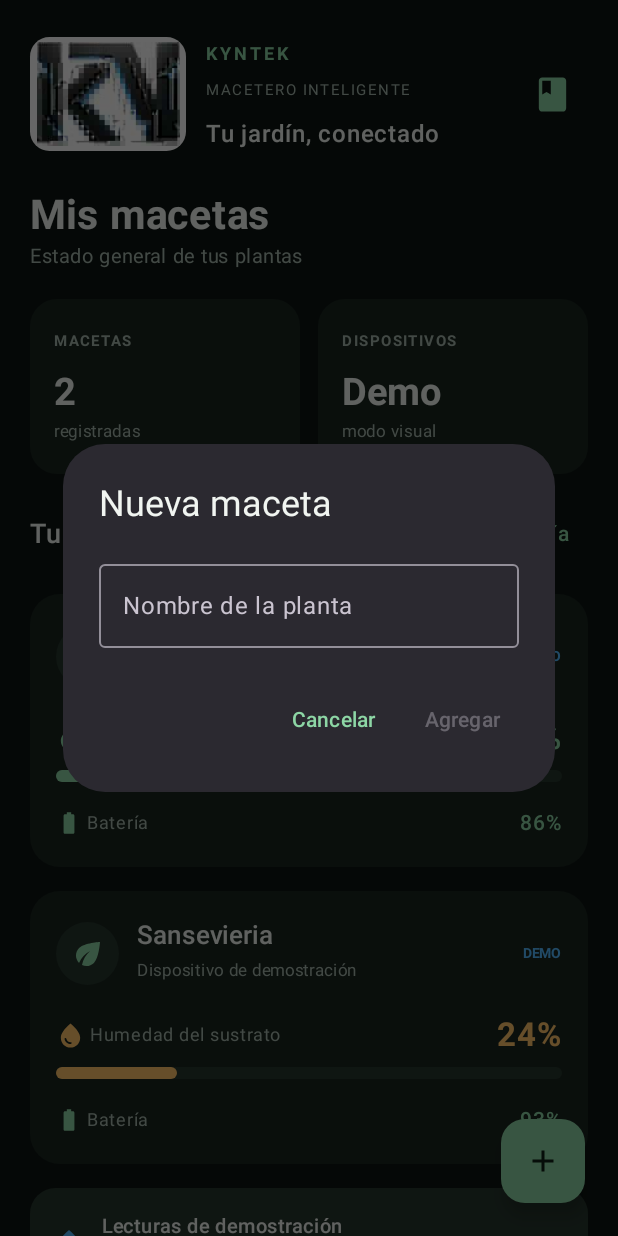
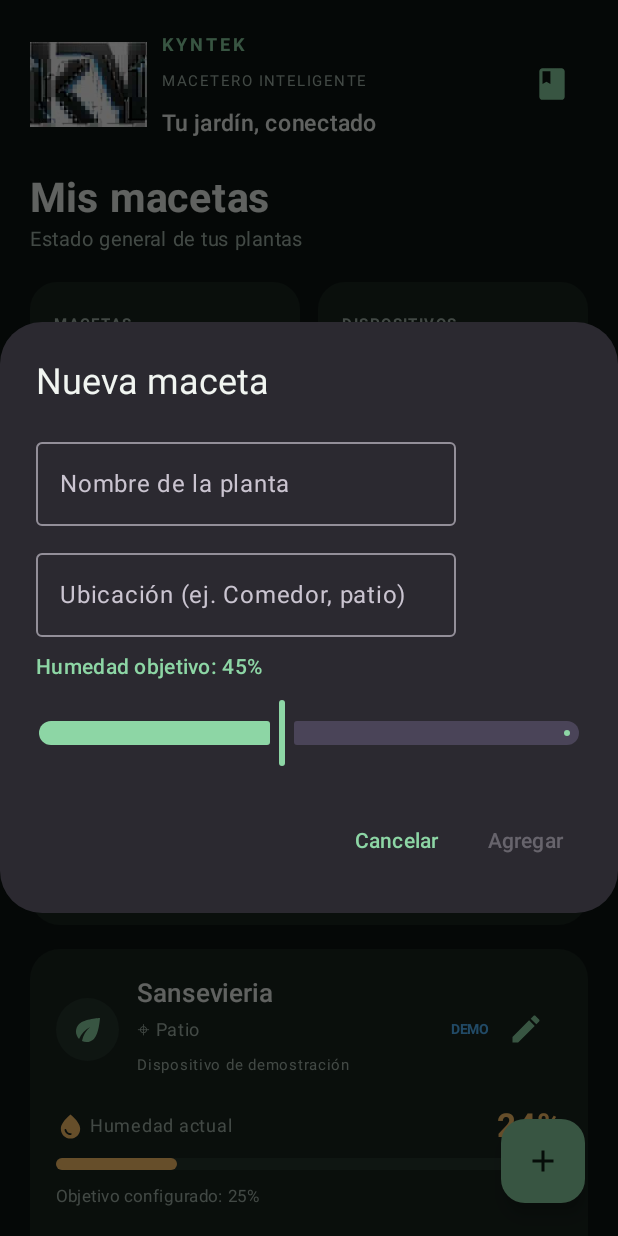
Before and after one commit to frondesignk-oss/Kyntek-Macetero, an Android app built with Jetpack Compose: the screen it shows after launch (MainActivity), after a tap on "Agregar maceta", on a phone screen of 412 x 824 dp. Run offline under Robolectric (Android 15) with nearby library versions, the phone set to English and light mode, and no system bars.

Commit message:
Agregar edición de humedad objetivo y ubicación de macetas; ajustar logo

```diff
--- a/app/src/main/java/com/aplifans/smartpot/MainActivity.kt
+++ b/app/src/main/java/com/aplifans/smartpot/MainActivity.kt
@@ -14,6 +14,7 @@ import androidx.compose.material.icons.Icons
 import androidx.compose.material.icons.filled.Add
 import androidx.compose.material.icons.filled.Book
 import androidx.compose.material.icons.filled.BatteryFull
+import androidx.compose.material.icons.filled.Edit
 import androidx.compose.material.icons.filled.Eco
 import androidx.compose.material.icons.filled.WaterDrop
 import androidx.compose.material3.*
@@ -45,7 +46,14 @@ private val plantGuides = listOf(
     PlantGuide("Lirio de paz", "40–65%", "Regá cuando el sustrato empiece a perder humedad."),
     PlantGuide("Ficus", "30–55%", "Dejá secar parcialmente el sustrato entre riegos.")
 )
-private data class Pot(val id: Int, val name: String, val humidity: Int, val battery: Int)
+private data class Pot(
+    val id: Int,
+    val name: String,
+    val humidity: Int,
+    val battery: Int,
+    val location: String,
+    val targetHumidity: Int
+)
 
 class MainActivity : ComponentActivity() {
     override fun onCreate(savedInstanceState: Bundle?) {
@@ -63,12 +71,15 @@ class MainActivity : ComponentActivity() {
 @Composable
 private fun KyntekApp() {
     val pots = remember { mutableStateListOf(
-        Pot(1, "Monstera", 48, 86),
-        Pot(2, "Sansevieria", 24, 93)
+        Pot(1, "Monstera", 48, 86, "Comedor", 50),
+        Pot(2, "Sansevieria", 24, 93, "Patio", 25)
     ) }
     var showAdd by remember { mutableStateOf(false) }
     var showGuide by remember { mutableStateOf(false) }
+    var editingPot by remember { mutableStateOf<Pot?>(null) }
     var newName by remember { mutableStateOf("") }
+    var newLocation by remember { mutableStateOf("") }
+    var newTarget by remember { mutableFloatStateOf(45f) }
 
     Surface(Modifier.fillMaxSize(), color = Background) {
         Box(Modifier.fillMaxSize()) {
@@ -77,31 +88,26 @@ private fun KyntekApp() {
                 verticalArrangement = Arrangement.spacedBy(16.dp)
             ) {
                 item {
-                    Spacer(Modifier.height(24.dp))
+                    Spacer(Modifier.height(18.dp))
                     Row(Modifier.fillMaxWidth(), verticalAlignment = Alignment.CenterVertically) {
-                        Card(
-                            modifier = Modifier.size(width = 104.dp, height = 76.dp),
-                            shape = RoundedCornerShape(13.dp),
-                            colors = CardDefaults.cardColors(containerColor = Color.White)
-                        ) {
-                            Image(
-                                painterResource(R.drawable.kyntek_logo),
-                                contentDescription = "Logo Kyntek",
-                                modifier = Modifier.fillMaxSize().padding(3.dp),
-                                contentScale = ContentScale.Fit
-                            )
-                        }
-                        Column(Modifier.weight(1f).padding(start = 13.dp)) {
+                        // Se conserva la proporción original del logo y se reduce su tamaño.
+                        Image(
+                            painterResource(R.drawable.kyntek_logo),
+                            contentDescription = "Logo Kyntek",
+                            modifier = Modifier.width(78.dp).height(58.dp),
+                            contentScale = ContentScale.Fit
+                        )
+                        Column(Modifier.weight(1f).padding(start = 10.dp)) {
                             Text("KYNTEK", color = Green, fontSize = 12.sp, fontWeight = FontWeight.Bold, letterSpacing = 2.sp)
                             Text("MACETERO INTELIGENTE", color = Muted, fontSize = 10.sp, letterSpacing = 1.sp)
-                            Spacer(Modifier.height(5.dp))
-                            Text("Tu jardín, conectado", fontSize = 16.sp, fontWeight = FontWeight.SemiBold)
+                            Spacer(Modifier.height(4.dp))
+                            Text("Tu jardín, conectado", fontSize = 15.sp, fontWeight = FontWeight.SemiBold)
                         }
                         IconButton(onClick = { showGuide = true }) {
-                            Icon(Icons.Default.Book, "Guía de plantas", tint = Green, modifier = Modifier.size(27.dp))
+                            Icon(Icons.Default.Book, "Guía de plantas", tint = Green, modifier = Modifier.size(25.dp))
                         }
                     }
-                    Spacer(Modifier.height(26.dp))
+                    Spacer(Modifier.height(22.dp))
                     Text("Mis macetas", fontSize = 27.sp, fontWeight = FontWeight.Bold)
                     Text("Estado general de tus plantas", color = Muted, fontSize = 13.sp)
                 }
@@ -120,7 +126,9 @@ private fun KyntekApp() {
                         }
                     }
                 }
-                items(pots, key = { it.id }) { pot -> PotCard(pot) }
+                items(pots, key = { it.id }) { pot ->
+                    PotCard(pot = pot, onEdit = { editingPot = pot })
+                }
                 item {
                     Card(
                         colors = CardDefaults.cardColors(containerColor = PanelSoft),
@@ -139,7 +147,12 @@ private fun KyntekApp() {
                 }
             }
             FloatingActionButton(
-                onClick = { showAdd = true },
+                onClick = {
+                    newName = ""
+                    newLocation = ""
+                    newTarget = 45f
+                    showAdd = true
+                },
                 containerColor = Green, contentColor = Color(0xFF102016),
                 modifier = Modifier.align(Alignment.BottomEnd).padding(22.dp)
             ) { Icon(Icons.Default.Add, "Agregar maceta") }
@@ -151,10 +164,12 @@ private fun KyntekApp() {
             onDismissRequest = { showAdd = false },
             title = { Text("Nueva maceta") },
             text = {
-                OutlinedTextField(
-                    value = newName, onValueChange = { newName = it },
-                    label = { Text("Nombre de la planta") }, singleLine = true
-                )
+                Column(verticalArrangement = Arrangement.spacedBy(10.dp)) {
+                    OutlinedTextField(value = newName, onValueChange = { newName = it }, label = { Text("Nombre de la planta") }, singleLine = true)
+                    OutlinedTextField(value = newLocation, onValueChange = { newLocation = it }, label = { Text("Ubicación (ej. Comedor, patio)") }, singleLine = true)
+                    Text("Humedad objetivo: ${newTarget.toInt()}%", color = Green, fontWeight = FontWeight.SemiBold)
+                    Slider(value = newTarget, onValueChange = { newTarget = it }, valueRange = 0f..100f)
+                }
             },
             confirmButton = {
                 TextButton(
@@ -163,13 +178,46 @@ private fun KyntekApp() {
                         val id = (pots.maxOfOrNull { it.id } ?: 0) + 1
                         val humidity = listOf(42, 56, 31, 68, 47)[(id - 1) % 5]
                         val battery = listOf(91, 84, 76, 98, 88)[(id - 1) % 5]
-                        pots.add(Pot(id, newName.trim(), humidity, battery))
-                        newName = ""
+                        pots.add(Pot(id, newName.trim(), humidity, battery, newLocation.trim().ifBlank { "Sin ubicación" }, newTarget.toInt()))
                         showAdd = false
                     }
                 ) { Text("Agregar") }
             },
             dismissButton = { TextButton(onClick = { showAdd = false }) { Text("Cancelar") } }
+        )
+    }
+
+    editingPot?.let { pot ->
+        var editName by remember(pot.id) { mutableStateOf(pot.name) }
+        var editLocation by remember(pot.id) { mutableStateOf(pot.location) }
+        var editTarget by remember(pot.id) { mutableFloatStateOf(pot.targetHumidity.toFloat()) }
+        AlertDialog(
+            onDismissRequest = { editingPot = null },
+            title = { Text("Editar maceta") },
+            text = {
+                Column(verticalArrangement = Arrangement.spacedBy(10.dp)) {
+                    OutlinedTextField(value = editName, onValueChange = { editName = it }, label = { Text("Nombre de la planta") }, singleLine = true)
+                    OutlinedTextField(value = editLocation, onValueChange = { editLocation = it }, label = { Text("Ubicación") }, singleLine = true)
+                    Text("Humedad objetivo: ${editTarget.toInt()}%", color = Green, fontWeight = FontWeight.SemiBold)
+                    Slider(value = editTarget, onValueChange = { editTarget = it }, valueRange = 0f..100f)
+                    Text("Este valor define el objetivo de humedad para esta planta. No modifica la lectura simulada del sensor.", color = Muted, fontSize = 11.sp)
+                }
+            },
+            confirmButton = {
+                TextButton(
+                    enabled = editName.isNotBlank(),
+                    onClick = {
+                        val index = pots.indexOfFirst { it.id == pot.id }
+                        if (index >= 0) pots[index] = pot.copy(
+                            name = editName.trim(),
+                            location = editLocation.trim().ifBlank { "Sin ubicación" },
+                            targetHumidity = editTarget.toInt()
+                        )
+                        editingPot = null
+                    }
+                ) { Text("Guardar") }
+            },
+            dismissButton = { TextButton(onClick = { editingPot = null }) { Text("Cancelar") } }
         )
     }
 
@@ -185,15 +233,10 @@ private fun KyntekApp() {
             text = {
                 LazyColumn(Modifier.height(430.dp), verticalArrangement = Arrangement.spacedBy(9.dp)) {
                     item {
-                        Text(
-                            "Referencias orientativas del indicador Kyntek. No son porcentajes universales de agua en el suelo.",
-                            color = Muted, fontSize = 12.sp
-                        )
+                        Text("Referencias orientativas del indicador. No son porcentajes universales de agua en el suelo.", color = Muted, fontSize = 12.sp)
                     }
                     items(plantGuides) { plant ->
-                        Column(
-                            Modifier.fillMaxWidth().background(PanelSoft, RoundedCornerShape(12.dp)).padding(11.dp)
-                        ) {
+                        Column(Modifier.fillMaxWidth().background(PanelSoft, RoundedCornerShape(12.dp)).padding(11.dp)) {
                             Row(verticalAlignment = Alignment.CenterVertically) {
                                 Text(plant.name, fontWeight = FontWeight.SemiBold, modifier = Modifier.weight(1f))
                                 Text(plant.range, color = Green, fontWeight = FontWeight.Bold, fontSize = 13.sp)
@@ -203,10 +246,7 @@ private fun KyntekApp() {
                         }
                     }
                     item {
-                        Text(
-                            "Importante: el sensor capacitivo debe calibrarse con el sustrato de cada maceta. La mezcla, compactación y ubicación de la sonda pueden cambiar la lectura.",
-                            color = Muted, fontSize = 11.sp
-                        )
+                        Text("Importante: el sensor capacitivo debe calibrarse con el sustrato de cada maceta. La mezcla, compactación y ubicación de la sonda pueden cambiar la lectura.", color = Muted, fontSize = 11.sp)
                     }
                 }
             },
@@ -228,10 +268,10 @@ private fun SummaryCard(title: String, value: String, detail: String, modifier:
 }
 
 @Composable
-private fun PotCard(pot: Pot) {
+private fun PotCard(pot: Pot, onEdit: () -> Unit) {
     val color = when {
-        pot.humidity < 30 -> Color(0xFFFFC36A)
-        pot.humidity > 70 -> Blue
+        pot.humidity < pot.targetHumidity -> Color(0xFFFFC36A)
+        pot.humidity > 80 -> Blue
         else -> Green
     }
     Card(colors = CardDefaults.cardColors(containerColor = Panel), shape = RoundedCornerShape(20.dp), modifier = Modifier.fillMaxWidth()) {
@@ -242,21 +282,27 @@ private fun PotCard(pot: Pot) {
                 }
                 Column(Modifier.weight(1f).padding(start = 12.dp)) {
                     Text(pot.name, fontSize = 17.sp, fontWeight = FontWeight.SemiBold)
-                    Text("Dispositivo de demostración", color = Muted, fontSize = 11.sp)
+                    Text("⌖ ${pot.location}", color = Muted, fontSize = 12.sp)
+                    Text("Dispositivo de demostración", color = Muted, fontSize = 10.sp)
                 }
                 Text("DEMO", color = Blue, fontSize = 9.sp, fontWeight = FontWeight.Bold)
+                IconButton(onClick = onEdit) {
+                    Icon(Icons.Default.Edit, contentDescription = "Editar maceta", tint = Green)
+                }
             }
-            Spacer(Modifier.height(17.dp))
+            Spacer(Modifier.height(15.dp))
             Row(verticalAlignment = Alignment.CenterVertically) {
                 Icon(Icons.Default.WaterDrop, null, tint = color, modifier = Modifier.size(19.dp))
-                Text(" Humedad del sustrato", color = Muted, fontSize = 12.sp, modifier = Modifier.weight(1f))
+                Text(" Humedad actual", color = Muted, fontSize = 12.sp, modifier = Modifier.weight(1f))
                 Text("${pot.humidity}%", color = color, fontSize = 22.sp, fontWeight = FontWeight.Bold)
             }
             Spacer(Modifier.height(8.dp))
             Box(Modifier.fillMaxWidth().height(8.dp).background(PanelSoft, CircleShape)) {
                 Box(Modifier.fillMaxWidth(pot.humidity.coerceIn(0, 100) / 100f).height(8.dp).background(color, CircleShape))
             }
-            Spacer(Modifier.height(15.dp))
+            Spacer(Modifier.height(6.dp))
+            Text("Objetivo configurado: ${pot.targetHumidity}%", color = Muted, fontSize = 11.sp)
+            Spacer(Modifier.height(13.dp))
             Row(verticalAlignment = Alignment.CenterVertically) {
                 Icon(Icons.Default.BatteryFull, null, tint = Green, modifier = Modifier.size(17.dp))
                 Text(" Batería", color = Muted, fontSize = 12.sp, modifier = Modifier.weight(1f))
```
